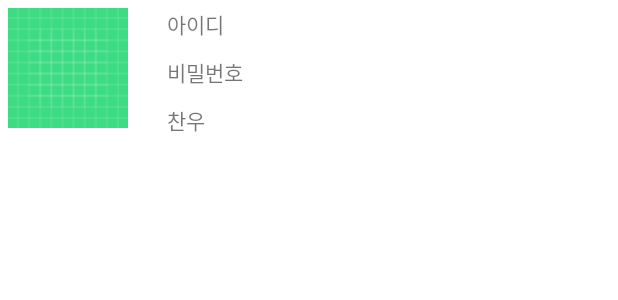
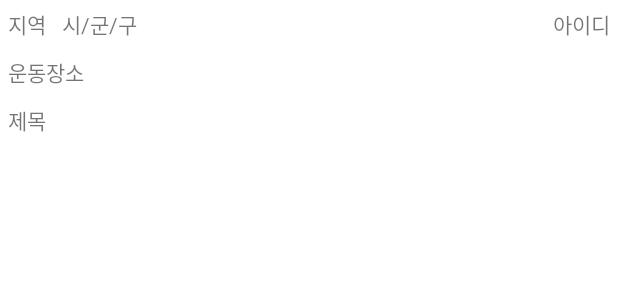
Before and after one commit to jeong-chan/RunningTrackerForSmartWatch, an Android app: the layout list_item.xml on its own in the app's theme, with its tools: preview values and no code run, on a phone screen of 412 x 824 dp. Shown: the top 300 px of the screen. Run offline under Robolectric (Android 15) with nearby library versions, the phone set to English and light mode, and no system bars; network calls fail.

```diff
--- a/app/build.gradle
+++ b/app/build.gradle
@@ -49,6 +49,7 @@ dependencies {
     //noinspection GradleCompatible
     implementation 'com.android.support:recyclerview-v7:8.0.0'
     implementation 'com.github.bumptech.glide:glide:4.10.0'
+
     implementation 'com.google.firebase:firebase-database:19.7.0'
     implementation 'org.jetbrains:annotations:15.0'
     implementation 'com.google.firebase:firebase-storage:19.2.2'
--- a/app/src/main/AndroidManifest.xml
+++ b/app/src/main/AndroidManifest.xml
@@ -35,6 +35,7 @@
         </activity>
         <activity android:name=".MainActivity" />
         <activity android:name=".RegisterActivity" />
+        <activity android:name=".CheckPostActivity"/>
         <activity android:name=".PersonalActivity" />
         <activity android:name=".WritePostActivity"
                   android:screenOrientation="portrait"
--- a/app/src/main/java/com/example/registerloginexample/MainActivity.java
+++ b/app/src/main/java/com/example/registerloginexample/MainActivity.java
@@ -162,7 +162,7 @@ public class MainActivity extends AppCompatActivity implements View.OnClickListe
                                     @Override
                                     public void onSnapshotReady(Bitmap snapshot) {
                                         WritePostActivity.imageView1_test.setImageBitmap(snapshot);
-                                        WritePostActivity.result_distance_view.setText(fragMonday.nowdistance+"km/h");
+                                        WritePostActivity.result_distance_view.setText(fragMonday.nowdistance+"km");
                                         WritePostActivity.result_kcal_view.setText(fragMonday.nowkcal+"kcal");
                                         WritePostActivity.result_time_view.setText(result_time);
                                     }
--- a/app/src/main/res/layout/list_item.xml
+++ b/app/src/main/res/layout/list_item.xml
@@ -5,46 +5,57 @@
     android:layout_height="wrap_content"
     android:orientation="vertical">
 
+
+
     <LinearLayout
         android:layout_width="match_parent"
         android:layout_height="wrap_content"
         android:orientation="horizontal">
+        <TextView
+            android:id="@+id/tv_City"
+            android:layout_width="wrap_content"
+            android:layout_height="wrap_content"
+            android:layout_margin="5dp"
+            android:text="지역" />
 
-        <ImageView
-            android:id="@+id/iv_profile"
-            android:layout_width="80dp"
-            android:layout_height="80dp"
+        <TextView
+            android:id="@+id/tv_Sigungu"
+            android:layout_width="wrap_content"
+            android:layout_height="wrap_content"
             android:layout_margin="5dp"
-            android:src="@drawable/ic_launcher_background"/>
+            android:text="시/군/구" />
 
         <LinearLayout
             android:layout_width="match_parent"
             android:layout_height="wrap_content"
             android:layout_marginLeft="15dp"
-            android:orientation="vertical">
+            android:gravity="right"
+            android:orientation="horizontal">
 
             <TextView
                 android:id="@+id/tv_id"
                 android:layout_width="wrap_content"
                 android:layout_height="wrap_content"
-                android:text="아이디"
-                android:layout_margin="5dp"/>
+                android:layout_margin="5dp"
+                android:text="아이디" />
 
-            <TextView
-                android:id="@+id/tv_pw"
-                android:layout_width="wrap_content"
-                android:layout_height="wrap_content"
-                android:text="비밀번호"
-                android:layout_margin="5dp"/>
+        </LinearLayout>
 
-            <TextView
-                android:id="@+id/tv_userName"
-                android:layout_width="wrap_content"
-                android:layout_height="wrap_content"
-                android:text="찬우"
-                android:layout_margin="5dp"/>
-        </LinearLayout>
+
 
     </LinearLayout>
 
+    <TextView
+        android:id="@+id/tv_Runningplace"
+        android:layout_width="wrap_content"
+        android:layout_height="wrap_content"
+        android:layout_margin="5dp"
+        android:text="운동장소" />
+
+    <TextView
+        android:id="@+id/tv_Title"
+        android:layout_width="wrap_content"
+        android:layout_height="wrap_content"
+        android:text="제목"
+        android:layout_margin="5dp"/>
 </LinearLayout>
```
Also changed, not shown: app/src/main/java/com/example/registerloginexample/CheckPostActivity.java (+48 -1 lines), app/src/main/java/com/example/registerloginexample/CustomAdpter.java (+24 -22 lines), app/src/main/java/com/example/registerloginexample/FragTuesday.java (+49 -15 lines), app/src/main/java/com/example/registerloginexample/Track.java (+33 -24 lines), app/src/main/java/com/example/registerloginexample/WritePostActivity.java (+11 -12 lines), app/src/main/res/layout/activity_check_post.xml (+9 -4 lines).
